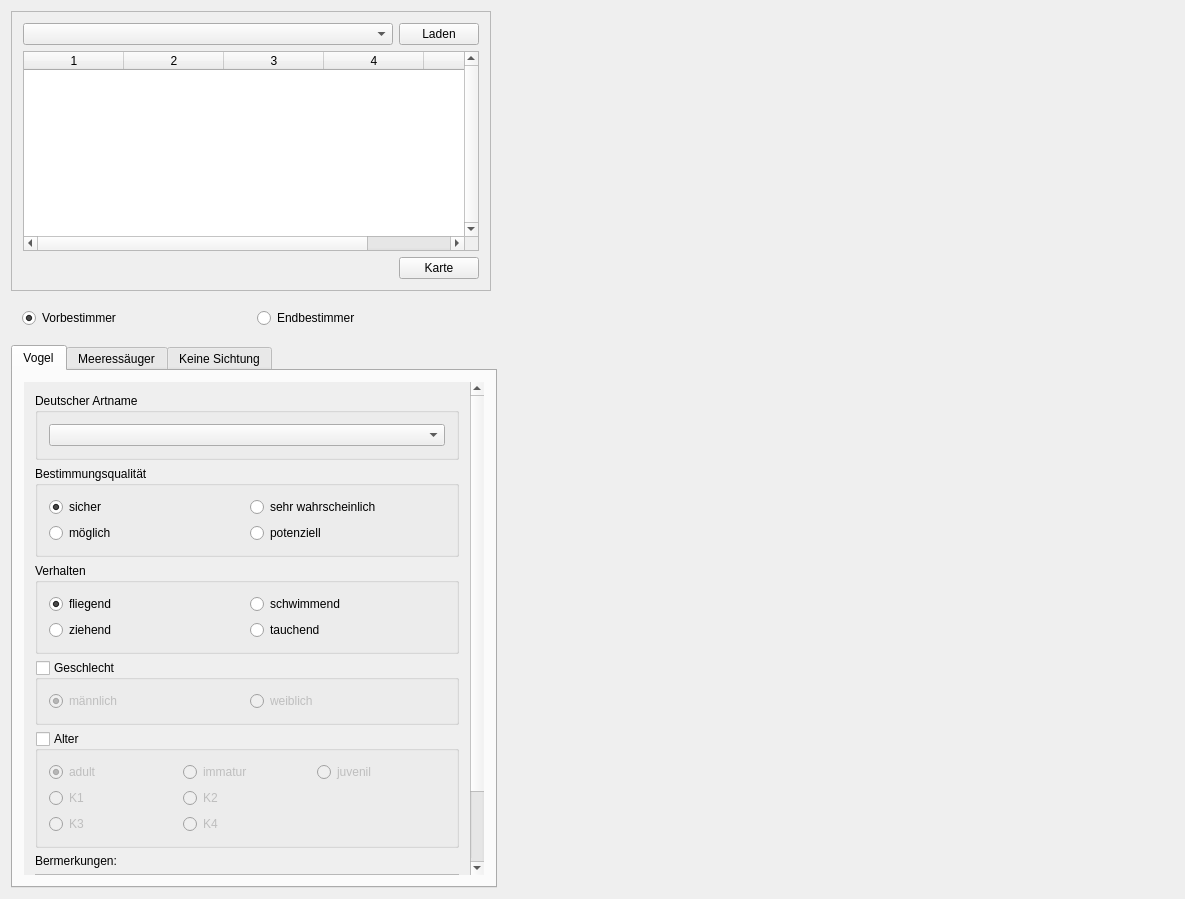
Qt form mainwindow.ui (ifaoe/2014-10-Bird-View) before a commit.
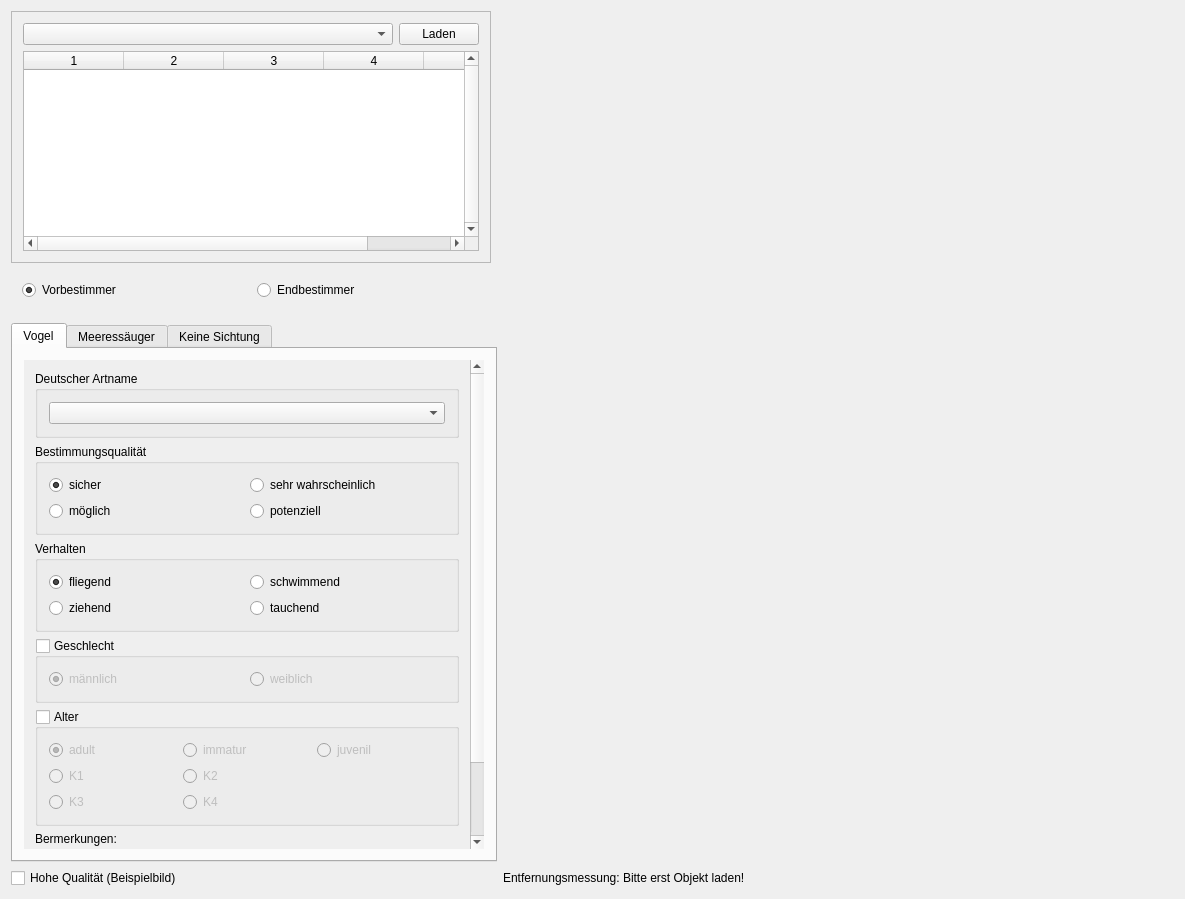
The same form after that commit.

What changed in the file:
```diff
--- a/mainwindow.ui
+++ b/mainwindow.ui
@@ -24,23 +24,7 @@
     <enum>Qt::LeftToRight</enum>
    </property>
    <layout class="QGridLayout" name="gridLayout_3">
-    <item row="0" column="1" rowspan="3">
-     <widget class="QWidget" name="wdgImg" native="true">
-      <property name="sizePolicy">
-       <sizepolicy hsizetype="MinimumExpanding" vsizetype="MinimumExpanding">
-        <horstretch>0</horstretch>
-        <verstretch>0</verstretch>
-       </sizepolicy>
-      </property>
-      <property name="minimumSize">
-       <size>
-        <width>300</width>
-        <height>400</height>
-       </size>
-      </property>
-     </widget>
-    </item>
-    <item row="0" column="0">
+    <item row="0" column="0" rowspan="2">
      <widget class="QFrame" name="frmSession">
       <property name="sizePolicy">
        <sizepolicy hsizetype="Fixed" vsizetype="Fixed">
@@ -122,17 +106,10 @@
        <item row="0" column="0" colspan="2">
         <widget class="QComboBox" name="cmbSession"/>
        </item>
-       <item row="2" column="2">
-        <widget class="QPushButton" name="btnMapMode">
-         <property name="text">
-          <string>Karte</string>
-         </property>
-        </widget>
-       </item>
       </layout>
      </widget>
     </item>
-    <item row="1" column="0">
+    <item row="2" column="0">
      <widget class="QFrame" name="gbxCensor">
       <layout class="QGridLayout" name="gridLayout_12">
        <item row="0" column="1">
@@ -167,7 +144,7 @@
       </layout>
      </widget>
     </item>
-    <item row="2" column="0">
+    <item row="4" column="0">
      <widget class="QTabWidget" name="wdgTabTypes">
       <property name="sizePolicy">
        <sizepolicy hsizetype="Fixed" vsizetype="Expanding">
@@ -181,6 +158,9 @@
         <height>0</height>
        </size>
       </property>
+      <property name="tabShape">
+       <enum>QTabWidget::Rounded</enum>
+      </property>
       <property name="currentIndex">
        <number>0</number>
       </property>
@@ -219,7 +199,7 @@
            <property name="geometry">
             <rect>
              <x>0</x>
-             <y>-88</y>
+             <y>-56</y>
              <width>446</width>
              <height>580</height>
             </rect>
@@ -1044,6 +1024,36 @@
       </widget>
      </widget>
     </item>
+    <item row="5" column="0">
+     <widget class="QCheckBox" name="chbImgQuality">
+      <property name="text">
+       <string>Hohe Qualität (Beispielbild)</string>
+      </property>
+     </widget>
+    </item>
+    <item row="0" column="1" rowspan="5" colspan="2">
+     <widget class="QWidget" name="wdgImg" native="true">
+      <property name="sizePolicy">
+       <sizepolicy hsizetype="Expanding" vsizetype="Expanding">
+        <horstretch>0</horstretch>
+        <verstretch>0</verstretch>
+       </sizepolicy>
+      </property>
+      <property name="minimumSize">
+       <size>
+        <width>0</width>
+        <height>0</height>
+       </size>
+      </property>
+     </widget>
+    </item>
+    <item row="5" column="1" colspan="2">
+     <widget class="QLabel" name="lblMsmTool">
+      <property name="text">
+       <string>Entfernungsmessung: Bitte erst Objekt laden!</string>
+      </property>
+     </widget>
+    </item>
    </layout>
   </widget>
  </widget>
```
Left out of the diff: 9 changed lines with no effect on the pictures.
